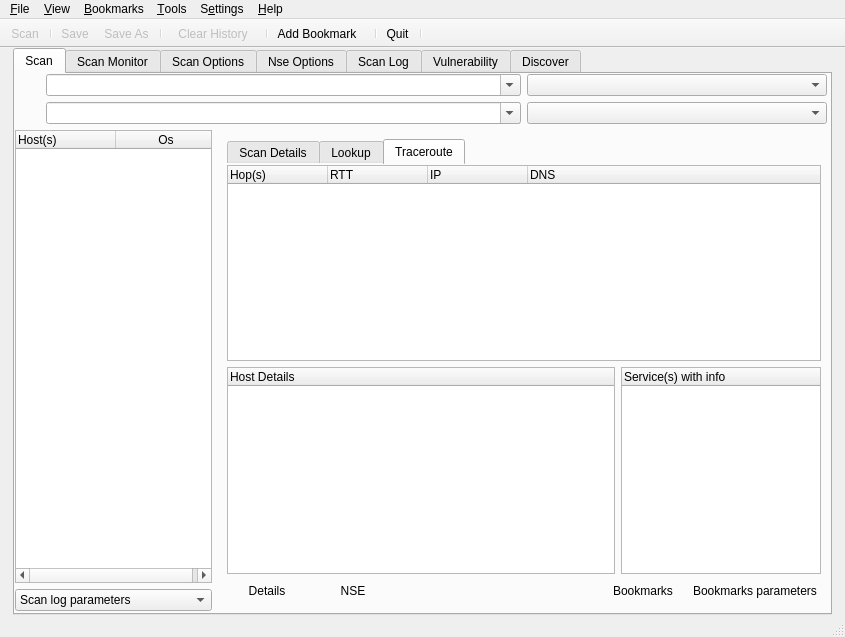
Qt form nmapsi4/app/mainwin.ui (nmapsi4/nmapsi4) before a commit.
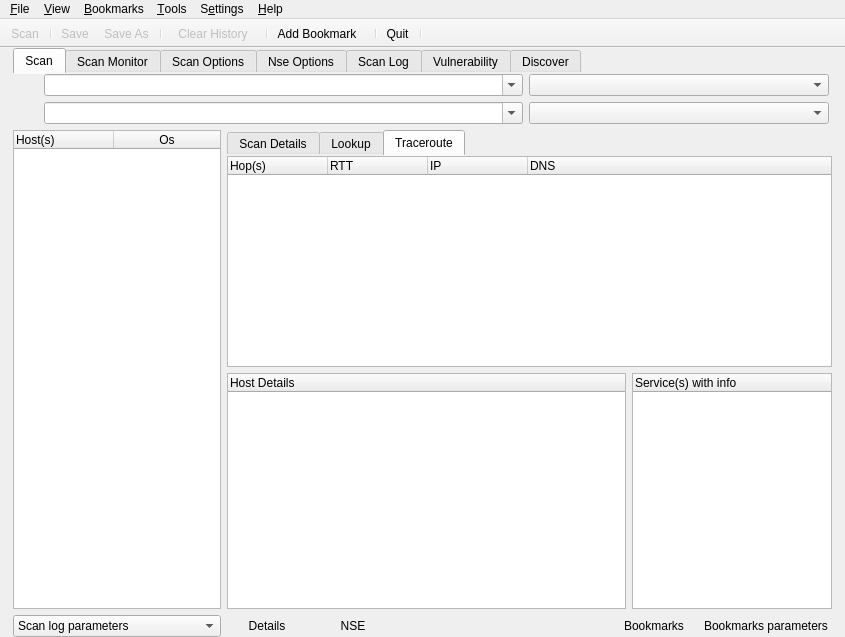
The same form after that commit. The open tabs and pages were chosen to show the change. Icons and pictures are not drawn.

Commit message: * remove statusBar(). * clean Ui for 0.3 stable release. * button++.

```diff
--- a/nmapsi4/app/mainwin.ui
+++ b/nmapsi4/app/mainwin.ui
@@ -64,6 +64,11 @@
     </property>
     <item>
      <widget class="QTabWidget" name="tabUi">
+      <property name="styleSheet">
+       <string notr="true">QTabWidget:pane {
+	border: 0px;
+}</string>
+      </property>
       <property name="currentIndex">
        <number>0</number>
       </property>
@@ -76,18 +81,9 @@
         <string>Scan</string>
        </attribute>
        <layout class="QGridLayout" name="gridLayout">
-        <property name="leftMargin">
+        <property name="margin">
          <number>0</number>
         </property>
-        <property name="topMargin">
-         <number>0</number>
-        </property>
-        <property name="rightMargin">
-         <number>0</number>
-        </property>
-        <property name="bottomMargin">
-         <number>2</number>
-        </property>
         <item row="0" column="0" colspan="2">
          <widget class="QFrame" name="frameScan">
           <property name="sizePolicy">
@@ -329,6 +325,9 @@
            <number>0</number>
           </property>
           <layout class="QGridLayout" name="gridLayout_4">
+           <property name="margin">
+            <number>0</number>
+           </property>
            <item row="0" column="0">
             <widget class="QTabWidget" name="tabWidget">
              <property name="autoFillBackground">
@@ -3101,11 +3100,6 @@
    <addaction name="menu_Settings"/>
    <addaction name="menu_Help"/>
   </widget>
-  <widget class="QStatusBar" name="statusbar">
-   <property name="layoutDirection">
-    <enum>Qt::LeftToRight</enum>
-   </property>
-  </widget>
   <widget class="QToolBar" name="toolBar">
    <property name="enabled">
     <bool>true</bool>
```
Left out of the diff: 145 changed lines with no effect on the pictures. The commit also changes 6 other files.
